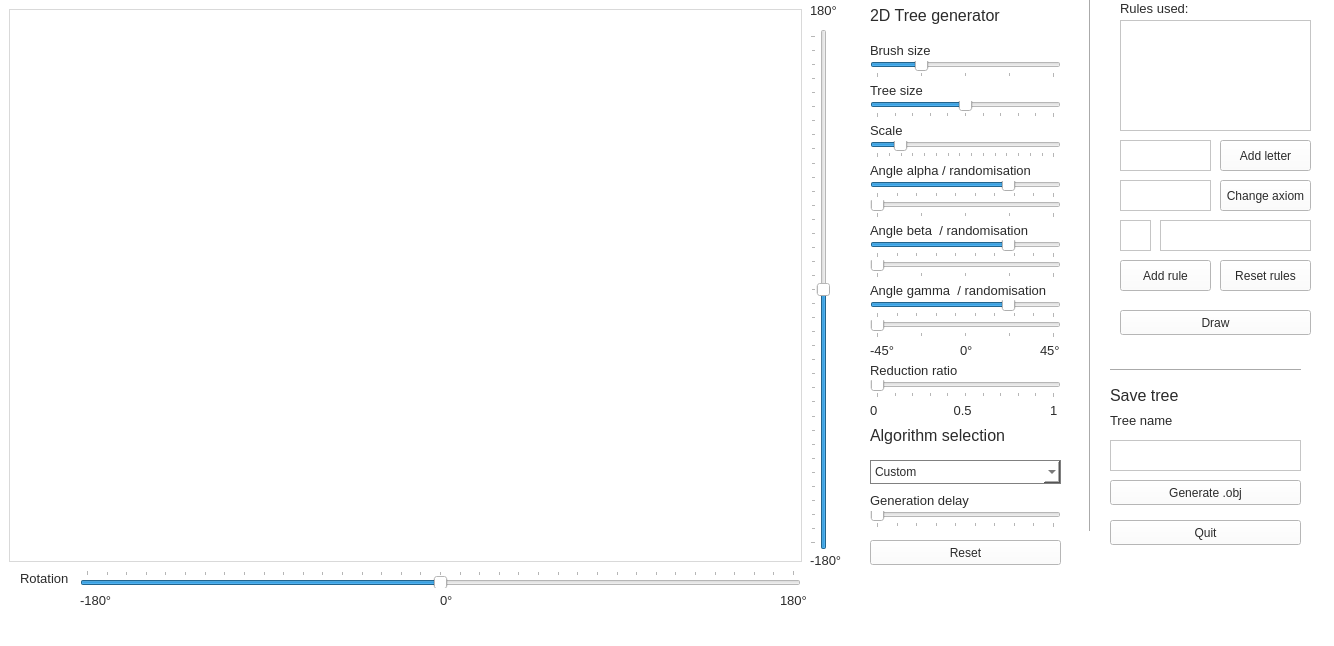
Maxlo24/Projet_Majeure_Arbre_3D, file mainwindow.ui: the form before one commit.
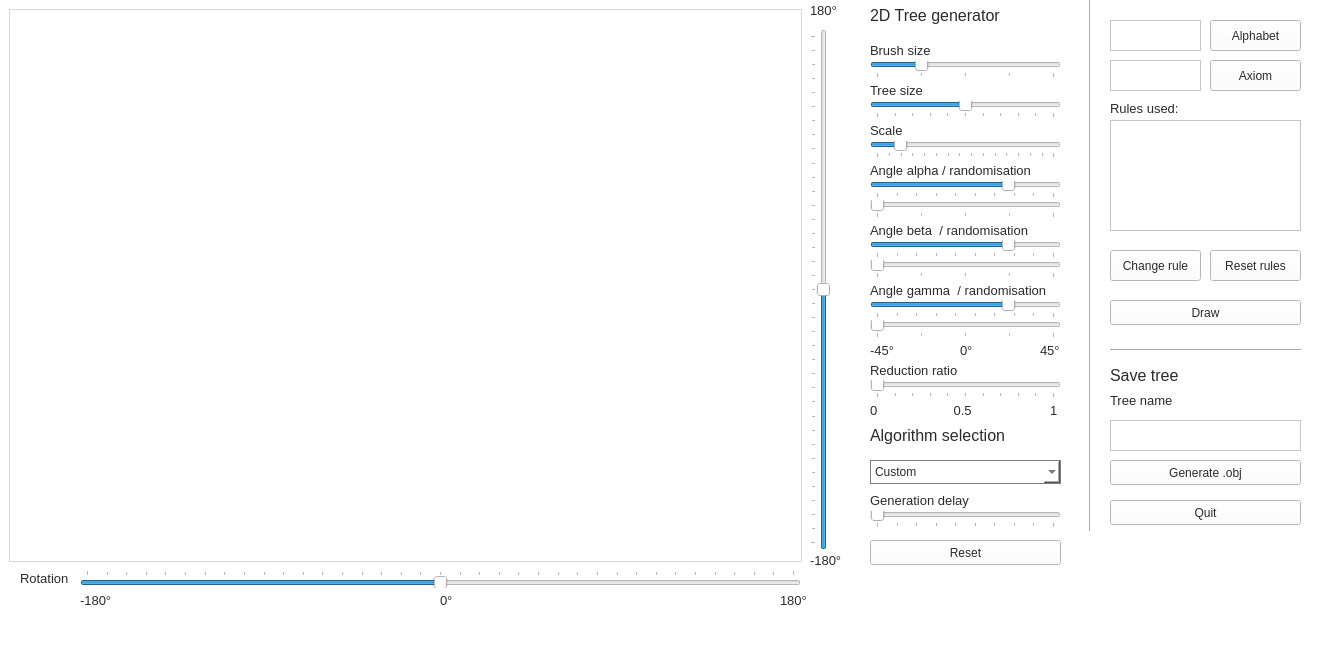
The form after the commit.

```diff
--- a/mainwindow.ui
+++ b/mainwindow.ui
@@ -25,7 +25,7 @@
     <property name="geometry">
      <rect>
       <x>1110</x>
-      <y>520</y>
+      <y>500</y>
       <width>191</width>
       <height>25</height>
      </rect>
@@ -71,8 +71,8 @@
    <widget class="QPushButton" name="searchButton">
     <property name="geometry">
      <rect>
-      <x>1120</x>
-      <y>310</y>
+      <x>1110</x>
+      <y>300</y>
       <width>191</width>
       <height>25</height>
      </rect>
@@ -746,7 +746,7 @@
     <property name="geometry">
      <rect>
       <x>1110</x>
-      <y>480</y>
+      <y>460</y>
       <width>191</width>
       <height>25</height>
      </rect>
@@ -934,7 +934,7 @@
     <property name="geometry">
      <rect>
       <x>1110</x>
-      <y>380</y>
+      <y>360</y>
       <width>181</width>
       <height>31</height>
      </rect>
@@ -968,7 +968,7 @@
     <property name="geometry">
      <rect>
       <x>1110</x>
-      <y>410</y>
+      <y>390</y>
       <width>121</width>
       <height>21</height>
      </rect>
@@ -986,7 +986,7 @@
     <property name="geometry">
      <rect>
       <x>1110</x>
-      <y>440</y>
+      <y>420</y>
       <width>191</width>
       <height>31</height>
      </rect>
@@ -1003,7 +1003,7 @@
     <property name="geometry">
      <rect>
       <x>1110</x>
-      <y>360</y>
+      <y>340</y>
       <width>191</width>
       <height>21</height>
      </rect>
@@ -1141,8 +1141,8 @@
     </property>
     <property name="geometry">
      <rect>
-      <x>1120</x>
-      <y>20</y>
+      <x>1110</x>
+      <y>120</y>
       <width>191</width>
       <height>111</height>
      </rect>
@@ -1154,14 +1154,14 @@
      </sizepolicy>
     </property>
     <property name="readOnly">
-     <bool>true</bool>
+     <bool>false</bool>
     </property>
    </widget>
    <widget class="QLabel" name="label">
     <property name="geometry">
      <rect>
-      <x>1120</x>
-      <y>0</y>
+      <x>1110</x>
+      <y>100</y>
       <width>71</width>
       <height>16</height>
      </rect>
@@ -1178,8 +1178,8 @@
    <widget class="QPlainTextEdit" name="addLettert">
     <property name="geometry">
      <rect>
-      <x>1120</x>
-      <y>140</y>
+      <x>1110</x>
+      <y>20</y>
       <width>91</width>
       <height>31</height>
      </rect>
@@ -1188,8 +1188,8 @@
    <widget class="QPushButton" name="addLetter">
     <property name="geometry">
      <rect>
-      <x>1220</x>
-      <y>140</y>
+      <x>1210</x>
+      <y>20</y>
       <width>91</width>
       <height>31</height>
      </rect>
@@ -1200,27 +1200,14 @@
 </string>
     </property>
     <property name="text">
-     <string>Add letter</string>
+     <string>Alphabet</string>
     </property>
    </widget>
-   <widget class="QPlainTextEdit" name="letter_rulet">
+   <widget class="QPushButton" name="changeRule">
     <property name="geometry">
      <rect>
-      <x>1120</x>
-      <y>220</y>
-      <width>31</width>
-      <height>31</height>
-     </rect>
-    </property>
-    <property name="plainText">
-     <string/>
-    </property>
-   </widget>
-   <widget class="QPushButton" name="addRule">
-    <property name="geometry">
-     <rect>
-      <x>1120</x>
-      <y>260</y>
+      <x>1110</x>
+      <y>250</y>
       <width>91</width>
       <height>31</height>
      </rect>
@@ -1231,14 +1218,14 @@
 </string>
     </property>
     <property name="text">
-     <string>Add rule</string>
+     <string>Change rule</string>
     </property>
    </widget>
    <widget class="QPushButton" name="resetRule">
     <property name="geometry">
      <rect>
-      <x>1220</x>
-      <y>260</y>
+      <x>1210</x>
+      <y>250</y>
       <width>91</width>
       <height>31</height>
      </rect>
@@ -1255,21 +1242,8 @@
    <widget class="QPlainTextEdit" name="rulet">
     <property name="geometry">
      <rect>
-      <x>1160</x>
-      <y>220</y>
-      <width>151</width>
-      <height>31</height>
-     </rect>
-    </property>
-    <property name="plainText">
-     <string/>
-    </property>
-   </widget>
-   <widget class="QPlainTextEdit" name="axiom">
-    <property name="geometry">
-     <rect>
-      <x>1120</x>
-      <y>180</y>
+      <x>1110</x>
+      <y>60</y>
       <width>91</width>
       <height>31</height>
      </rect>
@@ -1278,8 +1252,8 @@
    <widget class="QPushButton" name="changeAxiom">
     <property name="geometry">
      <rect>
-      <x>1220</x>
-      <y>180</y>
+      <x>1210</x>
+      <y>60</y>
       <width>91</width>
       <height>31</height>
      </rect>
@@ -1290,7 +1264,7 @@
 </string>
     </property>
     <property name="text">
-     <string>Change axiom</string>
+     <string>Axiom</string>
     </property>
    </widget>
    <zorder>verticalFrame_2</zorder>
```
Left out of the diff: 16 changed lines with no effect on the pictures.
